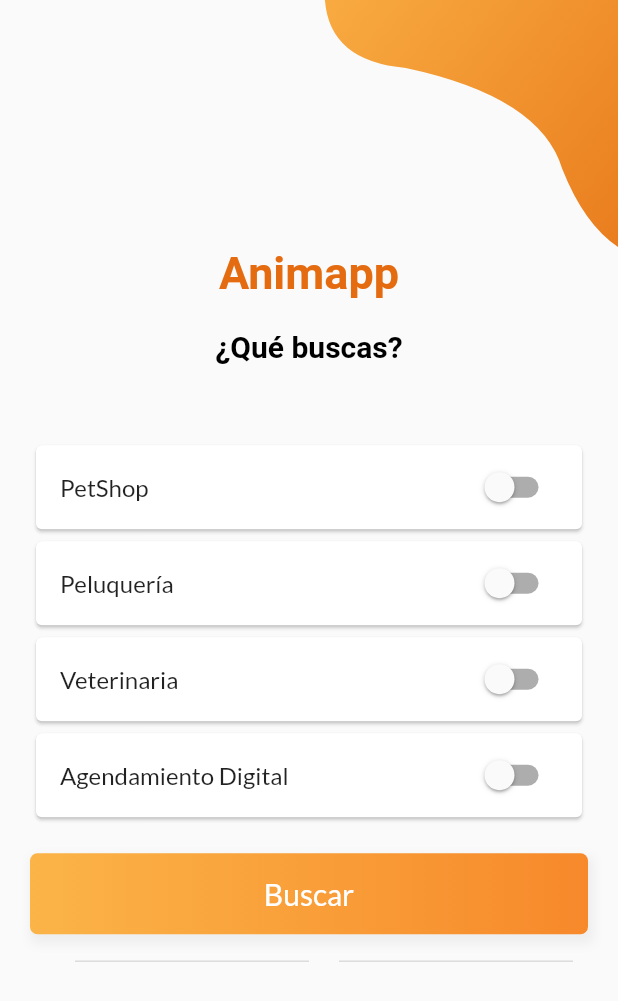
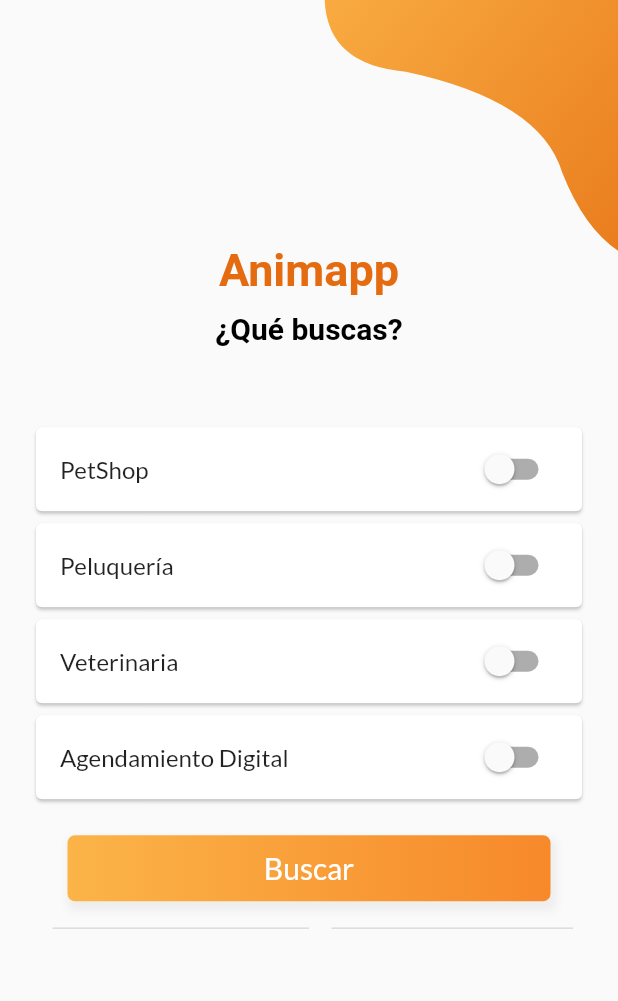
Before and after one commit to SergioMilagritoRiveros/App-Interactivas, a Flutter app: the screen it shows after launch, on a phone screen of 412 x 824 dp. Shown: the top 1001 px of the screen. Run offline on Flutter 3.47's test engine with Material 2 defaults, Android fonts, the phone set to English and light mode, and no system bars; our stand-ins replace google_fonts, google_maps_flutter, responsive_builder.

Commit message:
final menu

```diff
--- a/lib/views/whatAreYouSearchingFor.dart
+++ b/lib/views/whatAreYouSearchingFor.dart
@@ -25,8 +25,8 @@ class _WhatAreYouSearchingForState extends State<WhatAreYouSearchingFor> {
 
   Widget _submitButton() {
     return Container(
-      width: MediaQuery.of(context).size.width,
-      padding: EdgeInsets.symmetric(vertical: 15),
+      width: MediaQuery.of(context).size.width - 90,
+      padding: EdgeInsets.symmetric(vertical: 10),
       alignment: Alignment.center,
       decoration: BoxDecoration(
           borderRadius: BorderRadius.all(Radius.circular(5)),
@@ -34,7 +34,7 @@ class _WhatAreYouSearchingForState extends State<WhatAreYouSearchingFor> {
             BoxShadow(
                 color: Colors.grey.shade200,
                 offset: Offset(2, 4),
-                blurRadius: 5,
+                blurRadius: 4,
                 spreadRadius: 2)
           ],
           gradient: LinearGradient(
@@ -54,11 +54,11 @@ class _WhatAreYouSearchingForState extends State<WhatAreYouSearchingFor> {
       child: Row(
         children: <Widget>[
           SizedBox(
-            width: 20,
+            width: 10,
           ),
           Expanded(
             child: Padding(
-              padding: EdgeInsets.symmetric(horizontal: 10),
+              padding: EdgeInsets.symmetric(horizontal: 5),
               child: Divider(
                 thickness: 1,
               ),
@@ -91,7 +91,7 @@ class _WhatAreYouSearchingForState extends State<WhatAreYouSearchingFor> {
           ),
         ),
       ),
-      SizedBox(height: 20),
+      SizedBox(height: 10),
       RichText(
         textAlign: TextAlign.center,
         text: TextSpan(
@@ -155,7 +155,7 @@ class _WhatAreYouSearchingForState extends State<WhatAreYouSearchingFor> {
   @override
   Widget build(BuildContext context) {
     var size = MediaQuery.of(context).size;
-    var height = MediaQuery.of(context).size.height;
+    var height = MediaQuery.of(context).size.height - 10;
     var width = MediaQuery.of(context).size.width;
     return Scaffold(body: OrientationBuilder(
         builder: (BuildContext context, Orientation orientation) {
@@ -209,8 +209,6 @@ class _WhatAreYouSearchingForState extends State<WhatAreYouSearchingFor> {
         child: Column(
           children: <Widget>[
             SizedBox(height: MediaQuery.of(context).size.height / 99),
-            _title(),
-            SizedBox(height: .010),
             _listaOpciones(),
             SizedBox(height: .20),
             _submitButton(),
```
